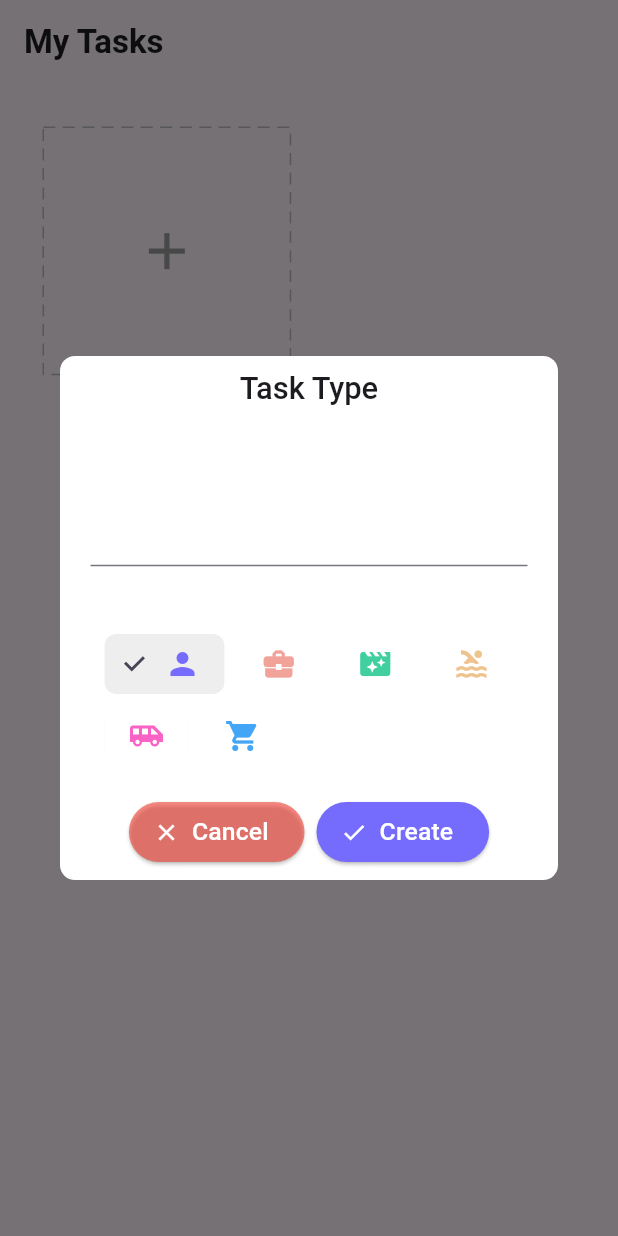
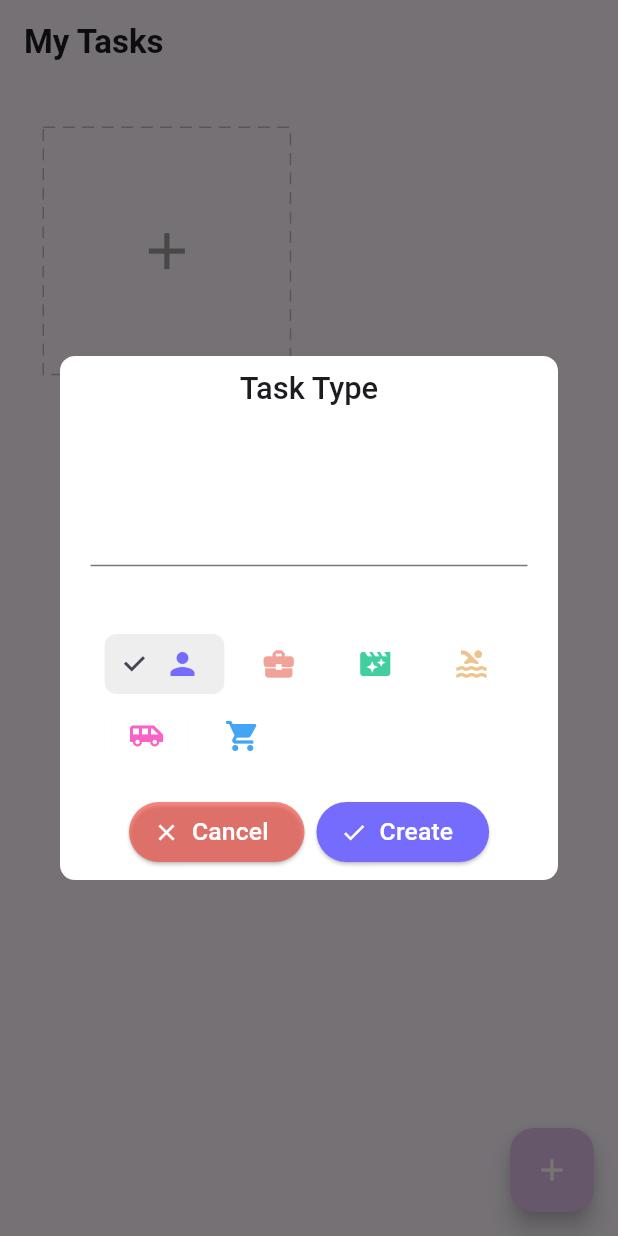
Before and after one commit to chrisokoriedev/todo_gext_app, a Flutter app: the screen it shows after launch, after a tap on the "add" icon, on a phone screen of 412 x 824 dp. Run offline on Flutter 3.47's test engine with Material 3 defaults, Android fonts, the phone set to English and light mode, and no system bars; drawn by our look-alikes of dotted_border; our stand-ins replace equatable, flutter_easyloading, get, get_storage, step_progress_indicator.

```diff
--- a/lib/app/modules/home/view.dart
+++ b/lib/app/modules/home/view.dart
@@ -1,5 +1,8 @@
 import 'package:flutter/material.dart';
+import 'package:flutter_easyloading/flutter_easyloading.dart';
 import 'package:get/get.dart';
+import 'package:todo_gext_app/app/core/value/colors.dart';
+import 'package:todo_gext_app/app/data/model/task.dart';
 import 'package:todo_gext_app/app/modules/home/controller/controller.dart';
 import 'package:todo_gext_app/app/core/utlls/extensions.dart';
 import 'package:todo_gext_app/app/modules/home/widget/add_cart.dart';
@@ -31,6 +34,7 @@ class MyHomePage extends GetView<HomeController> {
                   ...controller.tasks
                       .map(
                         (element) => LongPressDraggable(
+                          data: element,
                             onDragStarted: () =>
                                 controller.changeDeleting(true),
                             onDraggableCanceled: (_, __) =>
@@ -48,6 +52,20 @@ class MyHomePage extends GetView<HomeController> {
           ],
         ),
       ),
+      floatingActionButton: Obx(() => DragTarget<TaskModel>(
+        onAccept: (TaskModel task){
+          controller.deleteTask(task);
+          EasyLoading.showSuccess('Deleted Task');
+        },
+        builder: (_,__,___) {
+          return FloatingActionButton(
+                backgroundColor:
+                    controller.deleting.value ? Colors.red[400] : Colors.purple[100],
+                onPressed: () {},
+                child: Icon(controller.deleting.value ? Icons.delete : Icons.add,color: Colors.white,),
+              );
+        }
+      )),
     );
   }
 }
```
